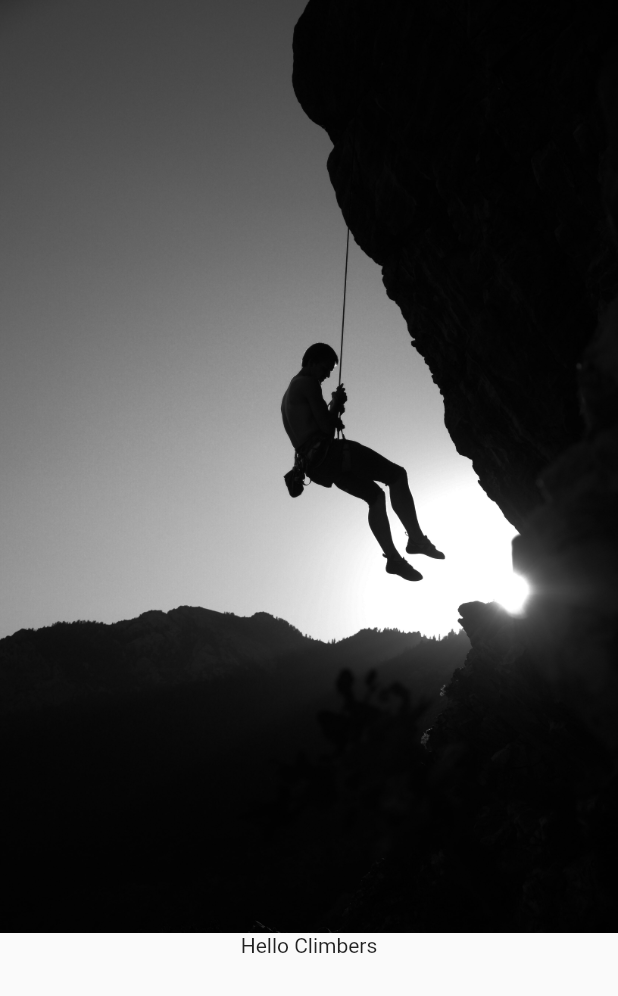
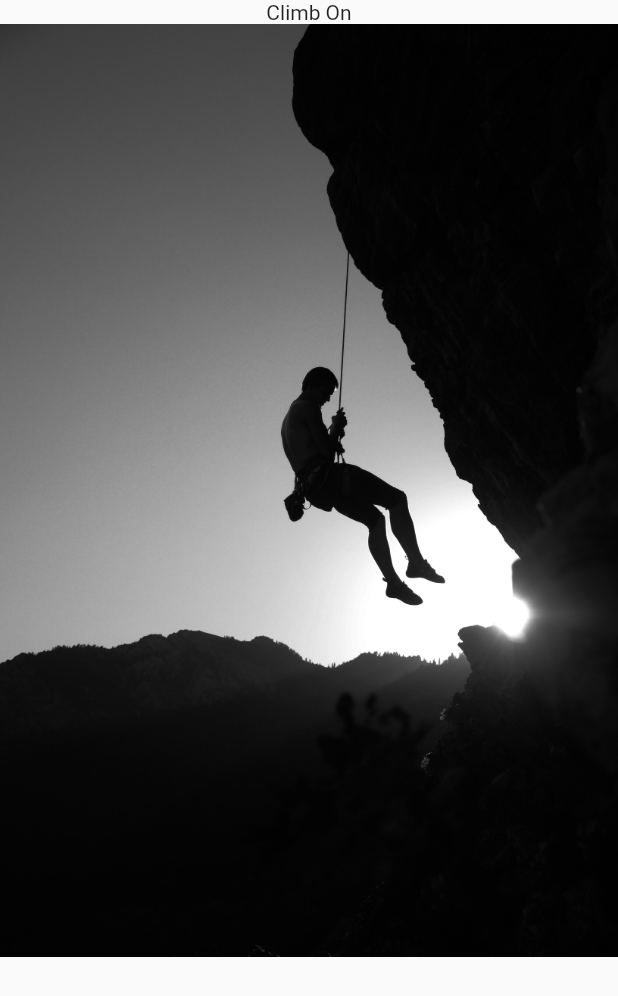
Before and after one commit to mtorres1127/Gumby, a Flutter app: the screen it shows after launch, on a phone screen of 412 x 824 dp. Shown: the top 996 px of the screen. Run offline on Flutter 3.47's test engine with Material 2 defaults, Android fonts, the phone set to English and light mode, and no system bars.

Commit message:
formatted

```diff
--- a/lib/main.dart
+++ b/lib/main.dart
@@ -1,17 +1,19 @@
 import 'package:flutter/material.dart';
 
-void main() => runApp(MaterialApp(
-  home: Scaffold(
-    body: Column(
-      children: [
+void main() => runApp(MaterialApp(home: Home()));
+
+class Home extends StatelessWidget {
+  @override
+  Widget build(BuildContext context) {
+    return Scaffold(
+      body: Column(mainAxisAlignment: MainAxisAlignment.start, children: [
+        const Text('Climb On'),
         Image.asset(
-            "assets/scott-osborn-unsplash.jpg",
+          "assets/scott-osborn-unsplash.jpg",
           width: double.infinity,
-          fit: BoxFit.fitHeight,
+          fit: BoxFit.cover,
         ),
-         Text('Hello Climbers'),
-      ]
-    ),
-
-  ),
-));
+      ]),
+    );
+  }
+}
```
